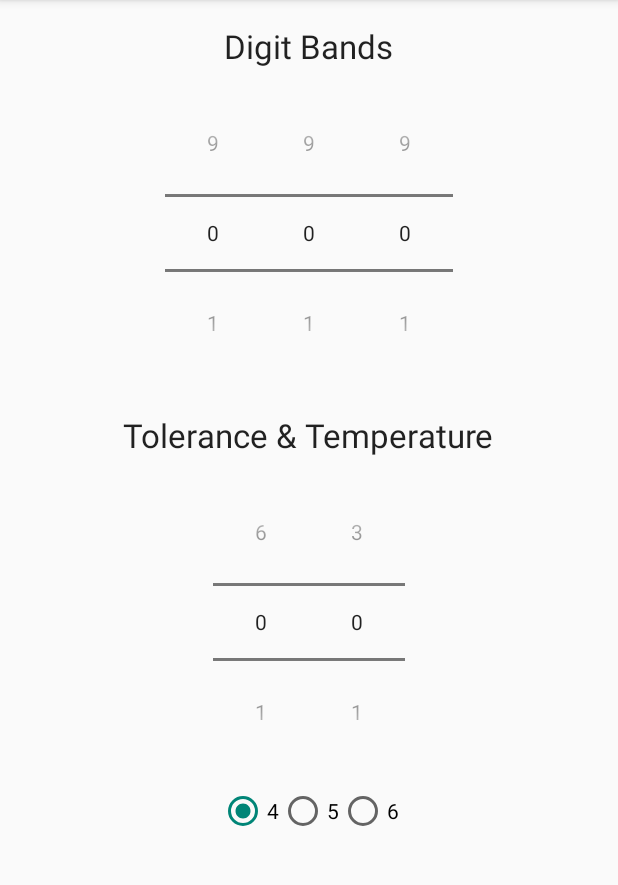
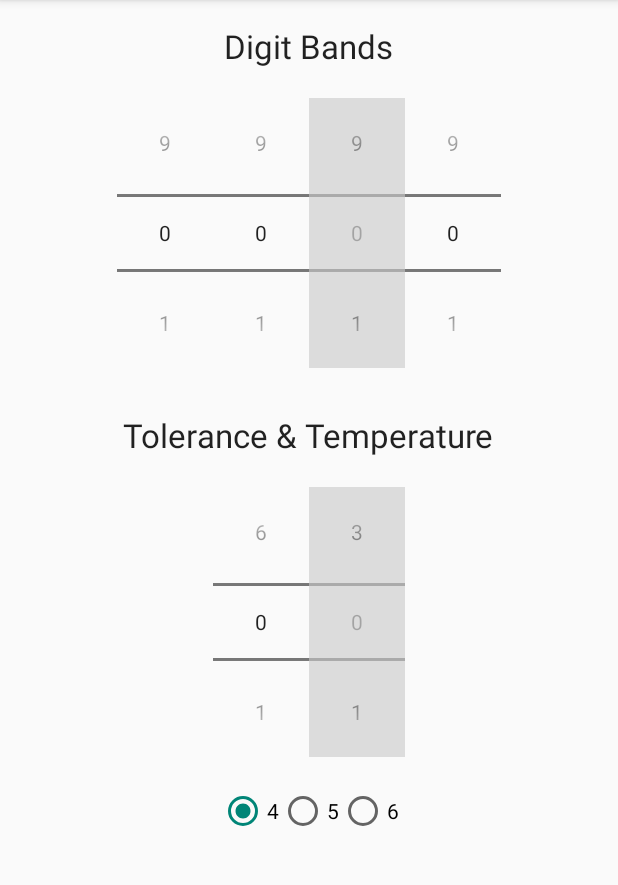
Before and after one commit to drew887/Resistor-Calculator, an Android app: the screen it shows after launch (MainActivity), on a phone screen of 412 x 824 dp, the part 84-969 px from its top. Run offline under Robolectric (Android 15) with nearby library versions, the phone set to English and light mode, and no system bars.

Commit message:
Added multiplier band picker and the radio buttons now disable and enable the various pickers

```diff
--- a/app/src/main/java/com/rocketgrenade/resistorcalulator/MainActivity.java
+++ b/app/src/main/java/com/rocketgrenade/resistorcalulator/MainActivity.java
@@ -21,15 +21,16 @@ import java.lang.reflect.Field;
       Tolerance band
              | |
    ------------
---- | | |  | | ---
+--- | | | |  | | ---
    ------------
+    | | | |
+First band
       | | |
-First band
+  Second band
         | |
-Second band
+    Third band or multiplier band depending on type of resistor
           |
-Third band or multiplier band depending on type of resistor
-
+      multiplier band, always last one before gap
 RESISTOR VALUES:
 
 For digit bands (the first 2-3 bands before a gap depending on the type of resistor:
@@ -63,8 +64,9 @@ For Temperature band (the last band if there is more than one band after the gap
 
 public class MainActivity extends ActionBarActivity {
 
-    NumberPicker firstBandPicker, secondBandPicker, thirdBandPicker, tolerBandPicker, tempBandPicker;
+    NumberPicker firstBandPicker, secondBandPicker, thirdBandPicker, multBandPicker, tolerBandPicker, tempBandPicker;
     RadioButton num4, num5, num6;
+    private int numBands;
 
     @Override
     protected void onCreate(Bundle savedInstanceState) {
@@ -79,15 +81,25 @@ public class MainActivity extends ActionBarActivity {
         thirdBandPicker = (NumberPicker) findViewById(R.id.thirdBandPicker);
         thirdBandPicker.setMaxValue(9);
         thirdBandPicker.setOnValueChangedListener(colorChangeListener);
+        multBandPicker = (NumberPicker) findViewById(R.id.multBandPicker);
+        multBandPicker.setMaxValue(9);
+        multBandPicker.setOnValueChangedListener(colorChangeListener);
         tolerBandPicker = (NumberPicker) findViewById(R.id.tolerBandPicker);
         tolerBandPicker.setMaxValue(6);
         tolerBandPicker.setOnValueChangedListener(toleranceChangeListener);
         tempBandPicker = (NumberPicker) findViewById(R.id.tempBandPicker);
         tempBandPicker.setMaxValue(3);
         tempBandPicker.setOnValueChangedListener(temperatureChangeListener);
+
+        thirdBandPicker.setEnabled(false);
+        tempBandPicker.setEnabled(false);
+        thirdBandPicker.setBackgroundColor(Color.rgb(220, 220, 220));
+        tempBandPicker.setBackgroundColor(Color.rgb(220, 220, 220));
+
         num4 = (RadioButton) findViewById(R.id.numBand4);
         num5 = (RadioButton) findViewById(R.id.numBand5);
         num6 = (RadioButton) findViewById(R.id.numBand6);
+        numBands = 4;
     }
 
     @Override
@@ -213,18 +225,34 @@ public class MainActivity extends ActionBarActivity {
     };
 
     public void numBandHandler(View view){
+        int disabledColor = Color.rgb(220,220,220);
         switch(view.getId()){
             case R.id.numBand4:
                 num5.setChecked(false);
                 num6.setChecked(false);
+                numBands = 4;
+                thirdBandPicker.setEnabled(false);
+                tempBandPicker.setEnabled(false);
+                thirdBandPicker.setValue(0);
+                thirdBandPicker.setBackgroundColor(disabledColor);
+                tempBandPicker.setValue(0);
+                tempBandPicker.setBackgroundColor(disabledColor);
                 break;
             case R.id.numBand5:
                 num4.setChecked(false);
                 num6.setChecked(false);
+                numBands = 5;
+                thirdBandPicker.setEnabled(true);
+                tempBandPicker.setEnabled(false);
+                tempBandPicker.setValue(0);
+                tempBandPicker.setBackgroundColor(disabledColor);
                 break;
             case R.id.numBand6:
                 num4.setChecked(false);
                 num5.setChecked(false);
+                numBands = 6;
+                thirdBandPicker.setEnabled(true);
+                tempBandPicker.setEnabled(true);
                 break;
         }
     }
--- a/app/src/main/res/layout/activity_main.xml
+++ b/app/src/main/res/layout/activity_main.xml
@@ -52,6 +52,11 @@
                     android:layout_height="wrap_content"
                     android:id="@+id/thirdBandPicker"
                     android:layout_gravity="center_vertical" />
+
+                <NumberPicker
+                    android:layout_width="wrap_content"
+                    android:layout_height="wrap_content"
+                    android:id="@+id/multBandPicker" />
             </LinearLayout>
 
             <TextView
```
Lines whose indentation alone changed are shown as unchanged.
